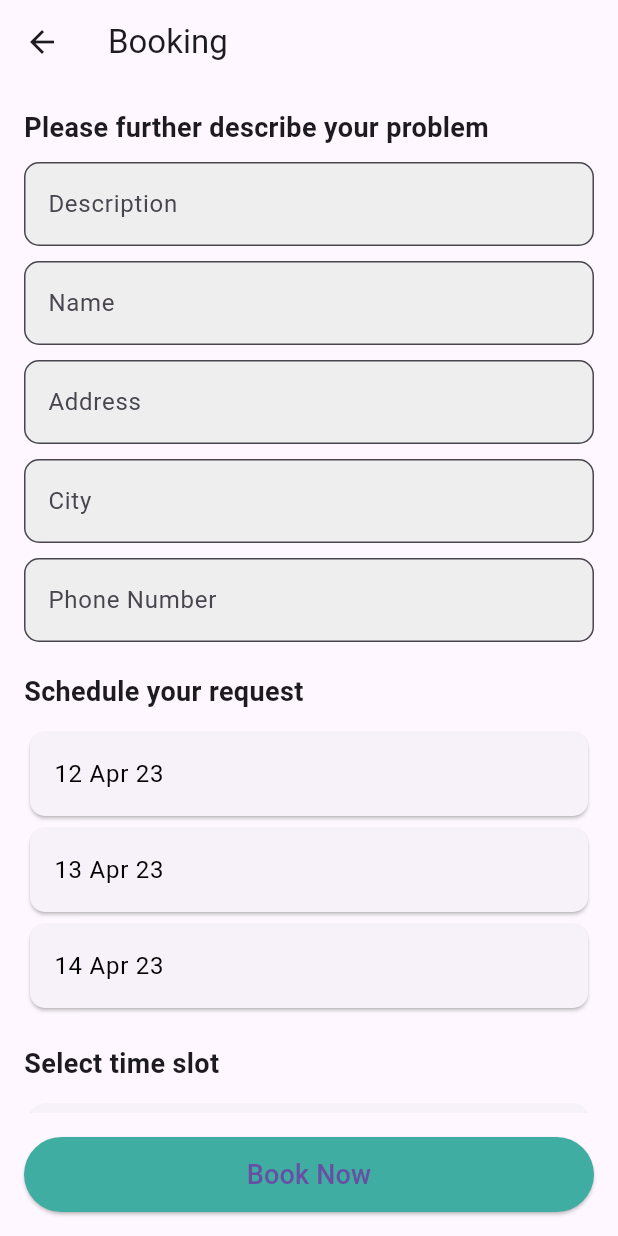
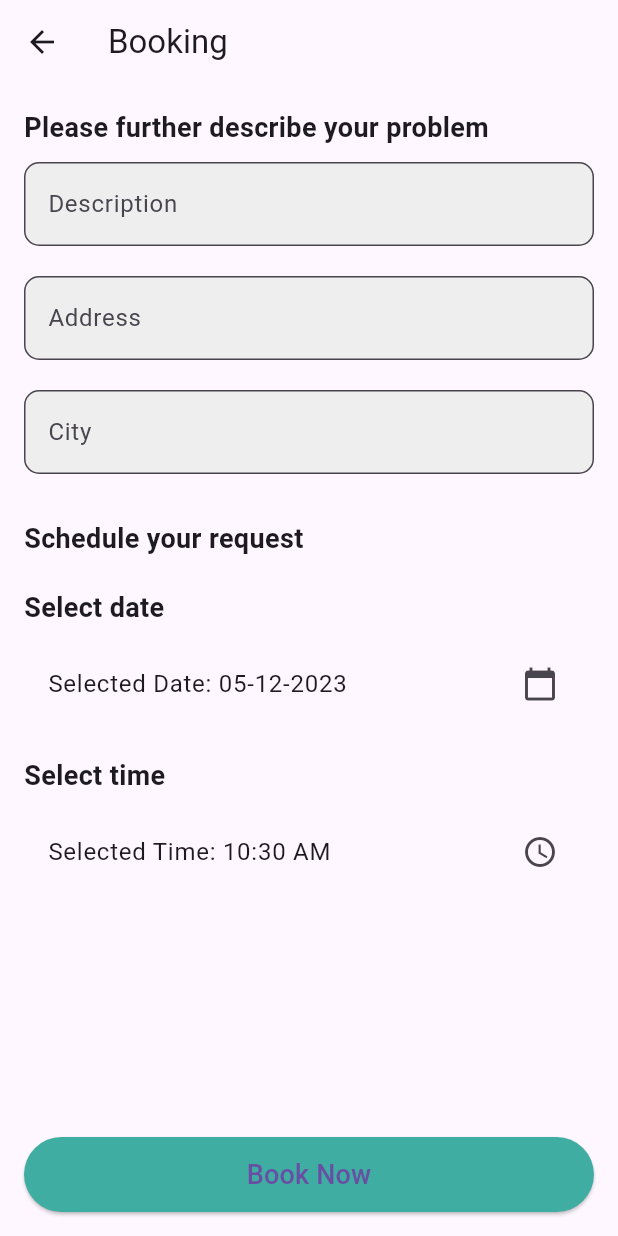
Before and after one commit to MuhammadTabish10/HomeSahulat-Integration, a Flutter app: the BookingView screen opened by its route, on a phone screen of 412 x 824 dp. Run offline on Flutter 3.47's test engine with Material 3 defaults, Android fonts, the phone set to English and light mode, and no system bars; our stand-ins replace carousel_slider, device_info_plus, firebase_core, progress_dialog_null_safe; accounts and stored records are empty.

Commit message:
booking work

```diff
--- a/lib/constants/api_end_points.dart
+++ b/lib/constants/api_end_points.dart
@@ -5,6 +5,7 @@ const String baseURL = 'http://localhost:8080/api/';
 String signUpUrl = '${baseURL}signup';
 String loginUrl = '${baseURL}login';
 String getLoggedInUserUrl = '${baseURL}user/logged-in';
+String bookUrl = '${baseURL}booking';
 
 String getOtpVerificationUrl(String id, String otp) {
   return '${baseURL}signup/user/$id/otp-verification/$otp';
--- /dev/null
+++ b/lib/models/booking.dart
@@ -0,0 +1,43 @@
+import 'package:homesahulat_fyp/models/service_provider.dart';
+import 'package:homesahulat_fyp/models/user.dart';
+
+class Booking {
+  int id;
+  DateTime createdAt;
+  DateTime appointmentDate;
+  DateTime appointmentTime;
+  bool status;
+  User user;
+  ServiceProvider serviceProvider;
+
+  Booking({
+    required this.id,
+    required this.createdAt,
+    required this.appointmentDate,
+    required this.appointmentTime,
+    required this.status,
+    required this.user,
+    required this.serviceProvider,
+  });
+
+  factory Booking.fromJson(Map<String, dynamic> json) => Booking(
+        id: json['id'] as int,
+        createdAt: DateTime.parse(json['createdAt']),
+        appointmentDate: DateTime.parse(json['appointmentDate']),
+        appointmentTime: DateTime.parse(json['appointmentTime']),
+        status: json['status'] as bool,
+        user: User.fromJson(json['user'] as Map<String, dynamic>),
+        serviceProvider:
+            ServiceProvider.fromJson(json['serviceProvider'] as Map<String, dynamic>),
+      );
+
+  Map<String, dynamic> toJson() => {
+        'id': id,
+        'createdAt': createdAt.toIso8601String(),
+        'appointmentDate': appointmentDate.toIso8601String(),
+        'appointmentTime': appointmentTime.toIso8601String(),
+        'status': status,
+        'user': user.toJson(),
+        'serviceProvider': serviceProvider.toJson(),
+      };
+}
--- a/lib/views/booking_view.dart
+++ b/lib/views/booking_view.dart
@@ -1,5 +1,14 @@
+// ignore_for_file: avoid_print, depend_on_referenced_packages
+
 import 'package:flutter/material.dart';
+import 'package:homesahulat_fyp/models/service_provider.dart';
 import '../constants/routes.dart';
+import 'package:homesahulat_fyp/models/user.dart';
+import 'dart:convert';
+import 'package:homesahulat_fyp/constants/api_end_points.dart';
+import 'package:intl/intl.dart';
+import 'package:homesahulat_fyp/widget/custom_toast.dart';
+import 'package:http/http.dart' as http;
 
 class BookingView extends StatefulWidget {
   const BookingView({Key? key}) : super(key: key);
@@ -9,33 +18,193 @@ class BookingView extends StatefulWidget {
 }
 
 class _BookingViewState extends State<BookingView> {
+  late User user = User(name: '', password: '', phone: '');
+  late ServiceProvider serviceProvider;
+  late String token;
+  bool isMounted = false;
+  late bool _isLoading;
+  DateTime selectedDate = DateTime.now();
+  TimeOfDay selectedTime = TimeOfDay.now();
+
   // Form fields
   final _formKey = GlobalKey<FormState>();
   TextEditingController descriptionController = TextEditingController();
-  TextEditingController nameController = TextEditingController();
   TextEditingController addressController = TextEditingController();
   TextEditingController cityController = TextEditingController();
-  TextEditingController phoneController = TextEditingController();
 
-  // Time slots
-  List<String> timeSlots = [
-    '11:30 AM - 12:30 PM',
-    '1:00 PM - 2:00 PM',
-    '2:30 PM - 3:30 PM',
-    // Add more time slots as needed
-  ];
+  @override
+  void initState() {
+    super.initState();
+    isMounted = true;
+  }
 
-  String selectedTimeSlot = '';
+  @override
+  void dispose() {
+    isMounted = false;
+    super.dispose();
+  }
 
-  // Schedule options
-  List<String> scheduleOptions = [
-    '12 Apr 23',
-    '13 Apr 23',
-    '14 Apr 23',
-    // Add more options as needed
-  ];
+  @override
+  void didChangeDependencies() {
+    super.didChangeDependencies();
+    loadData();
+  }
 
-  String selectedScheduleOption = '';
+  Future<void> loadData() async {
+    final Map<String, dynamic>? args =
+        ModalRoute.of(context)?.settings.arguments as Map<String, dynamic>?;
+
+    if (args != null) {
+      token = args['token'] ?? '';
+      serviceProvider = args['serviceProvider'] ?? '';
+    } else {
+      token = '';
+      serviceProvider = {} as ServiceProvider;
+    }
+
+    try {
+      final loggedInUser = await getUser(token);
+      if (isMounted) {
+        setState(() {
+          user = loggedInUser;
+        });
+      }
+    } catch (e) {
+      print('Error fetching data: $e');
+    }
+
+    // Set initial values for controllers
+    descriptionController.text = '';
+    addressController.text = user.location?.address ?? '';
+    cityController.text = user.location?.city ?? '';
+  }
+
+  Future<User> getUser(String token) async {
+    String apiUrl = getLoggedInUserUrl;
+    final Uri uri = Uri.parse(apiUrl);
+
+    try {
+      final response = await http.get(
+        uri,
+        headers: {
+          'Content-Type': 'application/json',
+          'Authorization': 'Bearer $token',
+        },
+      );
+
+      if (response.statusCode == 200) {
+        final Map<String, dynamic> userData = json.decode(response.body);
+        User user = User.fromJson(userData);
+        return user;
+      } else {
+        print('Failed to load logged in user: ${response.statusCode}');
+        return user;
+      }
+    } catch (e) {
+      print('Error fetching data: $e');
+      return user;
+    }
+  }
+
+  Future<void> book(DateTime date, TimeOfDay time,
+      ServiceProvider serviceProvider, User user) async {
+    setState(() {
+      _isLoading = true; // Set loading to true when login starts
+    });
+    print('Formatted Date: ${DateFormat('yyyy-MM-dd').format(date)}');
+    print('Formatted Time: ${DateFormat('HH:mm:ss').format(DateTime(2023, 1, 1, time.hour, time.minute))}');
+
+    try {
+      final response = await http.post(
+        Uri.parse(bookUrl),
+        headers: {
+          'Content-Type': 'application/json',
+          'Authorization': 'Bearer $token',
+        },
+        body: json.encode({
+          'appointmentDate': DateFormat('yyyy-MM-dd')
+              .format(date), // Convert DateTime to string
+          'appointmentTime': DateFormat('HH:mm:ss').format(DateTime(
+              2023,
+              1,
+              1,
+              time.hour,
+              time.minute)), // Assuming TimeOfDay has a suitable conversion method
+          'user': user.toJson(), // Assuming User has a toJson method
+          'serviceProvider': serviceProvider.toJson()
+        }),
+      );
+
+      if (response.statusCode == 200) {
+        // Login successful, extract user token from the response
+        final Map<String, dynamic> responseData = json.decode(response.body);
+        Navigator.of(context).pushNamedAndRemoveUntil(
+          bookingConfirmedRoute,
+          (route) => false,
+          arguments: {'token': token},
+        );
+
+        print('Booking successful');
+      } else {
+        // Login failed, handle the error
+        final Map<String, dynamic> errorData = json.decode(response.body);
+
+        if (errorData.containsKey('appointmentDate')) {
+          // If the error is related to the appointmentDate, display the appointmentDate error
+          final String dateError = errorData['appointmentDate'].toString();
+          CustomToast.showAlert(context, dateError);
+        } else if (errorData.containsKey('appointmentTime')) {
+          // If the error is related to the appointmentTime, display the appointmentTime error
+          final String timeError = errorData['appointmentTime'].toString();
+          CustomToast.showAlert(context, timeError);
+        } else {
+          // Display a generic error message for other errors
+          final String errorMessage = errorData['error'].toString();
+          CustomToast.showAlert(context, errorMessage);
+        }
+
+        print('Booking failed: ${response.statusCode}');
+        print('Response Body: ${response.body}');
+      }
+    } catch (error) {
+      // Handle network or API errors
+      print('Error: $error');
+    } finally {
+      setState(() {
+        _isLoading = false; // Set loading to false when login is complete
+      });
+    }
+  }
+
+  Future<DateTime> _selectDate(BuildContext context) async {
+    final DateTime? picked = await showDatePicker(
+      context: context,
+      initialDate: selectedDate,
+      firstDate: DateTime.now(),
+      lastDate: DateTime(2100),
+    );
+
+    if (picked != null && picked != selectedDate) {
+      setState(() {
+        selectedDate = picked;
+      });
+    }
+    return selectedDate;
+  }
+
+  Future<TimeOfDay> _selectTime(BuildContext context) async {
+    final TimeOfDay? picked = await showTimePicker(
+      context: context,
+      initialTime: selectedTime,
+    );
+
+    if (picked != null && picked != selectedTime) {
+      setState(() {
+        selectedTime = picked;
+      });
+    }
+    return selectedTime;
+  }
 
   @override
   Widget build(BuildContext context) {
@@ -82,23 +251,6 @@ class _BookingViewState extends State<BookingView> {
                 ),
               ),
               const SizedBox(height: 10),
-              TextFormField(
-                controller: nameController,
-                validator: (value) {
-                  if (value!.isEmpty) {
-                    return 'Please enter your name';
-                  }
-                  return null;
-                },
-                decoration: InputDecoration(
-                  labelText: 'Name',
-                  border: OutlineInputBorder(
-                    borderRadius: BorderRadius.circular(10.0),
-                  ),
-                  filled: true,
-                  fillColor: Colors.grey[200],
-                ),
-              ),
               const SizedBox(height: 10),
               TextFormField(
                 controller: addressController,
@@ -117,7 +269,7 @@ class _BookingViewState extends State<BookingView> {
                   fillColor: Colors.grey[200],
                 ),
               ),
-              const SizedBox(height: 10),
+              const SizedBox(height: 20),
               TextFormField(
                 controller: cityController,
                 validator: (value) {
@@ -136,23 +288,6 @@ class _BookingViewState extends State<BookingView> {
                 ),
               ),
               const SizedBox(height: 10),
-              TextFormField(
-                controller: phoneController,
-                validator: (value) {
-                  if (value!.isEmpty) {
-                    return 'Please enter your phone number';
-                  }
-                  return null;
-                },
-                decoration: InputDecoration(
-                  labelText: 'Phone Number',
-                  border: OutlineInputBorder(
-                    borderRadius: BorderRadius.circular(10.0),
-                  ),
-                  filled: true,
-                  fillColor: Colors.grey[200],
-                ),
-              ),
               const SizedBox(height: 20),
               const Text(
                 'Schedule your request',
@@ -161,48 +296,37 @@ class _BookingViewState extends State<BookingView> {
                   fontWeight: FontWeight.bold,
                 ),
               ),
-              const SizedBox(height: 10),
-              // Generate schedule option cards here
-              ListView.builder(
-                shrinkWrap: true,
-                itemCount: scheduleOptions.length,
-                itemBuilder: (context, index) {
-                  return ScheduleOptionCard(
-                    option: scheduleOptions[index],
-                    isSelected:
-                        scheduleOptions[index] == selectedScheduleOption,
-                    onSelect: () {
-                      setState(() {
-                        selectedScheduleOption = scheduleOptions[index];
-                      });
-                    },
-                  );
-                },
-              ),
               const SizedBox(height: 20),
               const Text(
-                'Select time slot',
+                'Select date',
                 style: TextStyle(
                   fontSize: 18,
                   fontWeight: FontWeight.bold,
                 ),
               ),
               const SizedBox(height: 10),
-              // Generate time slot cards here
-              ListView.builder(
-                shrinkWrap: true,
-                itemCount: timeSlots.length,
-                itemBuilder: (context, index) {
-                  return TimeSlotCard(
-                    timeSlot: timeSlots[index],
-                    isSelected: timeSlots[index] == selectedTimeSlot,
-                    onSelect: () {
-                      setState(() {
-                        selectedTimeSlot = timeSlots[index];
-                      });
-                    },
-                  );
-                },
+              ListTile(
+                title: Text(
+                  'Selected Date: ${DateFormat('dd-MM-yyyy').format(selectedDate)}',
+                ),
+                trailing: const Icon(Icons.calendar_today),
+                onTap: () => _selectDate(context),
+              ),
+              const SizedBox(height: 20),
+              const Text(
+                'Select time',
+                style: TextStyle(
+                  fontSize: 18,
+                  fontWeight: FontWeight.bold,
+                ),
+              ),
+              const SizedBox(height: 10),
+              ListTile(
+                title: Text(
+                  'Selected Time: ${selectedTime.format(context)}',
+                ),
+                trailing: const Icon(Icons.access_time),
+                onTap: () => _selectTime(context),
               ),
             ],
           ),
@@ -214,9 +338,9 @@ class _BookingViewState extends State<BookingView> {
           height: 50,
           width: double.infinity,
           child: ElevatedButton(
-            onPressed: () {
+            onPressed: () async {
               // Handle "Book Now" button press
-              Navigator.pushNamed(context, bookingConfirmedRoute);
+              await book(selectedDate, selectedTime, serviceProvider, user);
             },
             style: ButtonStyle(
               backgroundColor: MaterialStateProperty.all<Color>(
```
Also changed, not shown: lib/views/service_provider_view.dart (+8 -2 lines), lib/views/user_profile_view.dart (+14 -1 lines), lib/widget/build_profile_item.dart (+15 -0 lines), 1 other file.
